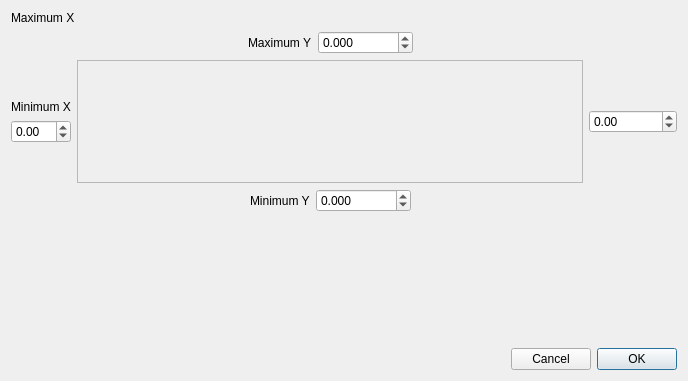
Above: src/manualscale.ui from hobrasoft/simul6 before the change. Below: the same form after it.
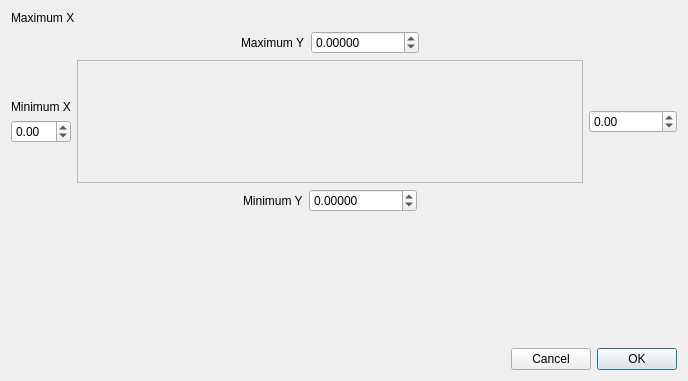
That is the form after the change.

Commit message: Extended decimal points in manual scaling

The edit to the form file:
```diff
--- a/src/manualscale.ui
+++ b/src/manualscale.ui
@@ -48,7 +48,7 @@
        <item>
         <widget class="QDoubleSpinBox" name="f_top">
          <property name="decimals">
-          <number>3</number>
+          <number>5</number>
          </property>
          <property name="minimum">
           <double>-9999999.000000000000000</double>
@@ -192,7 +192,7 @@
        <item>
         <widget class="QDoubleSpinBox" name="f_bottom">
          <property name="decimals">
-          <number>3</number>
+          <number>5</number>
          </property>
          <property name="minimum">
           <double>-9999999.000000000000000</double>
```
